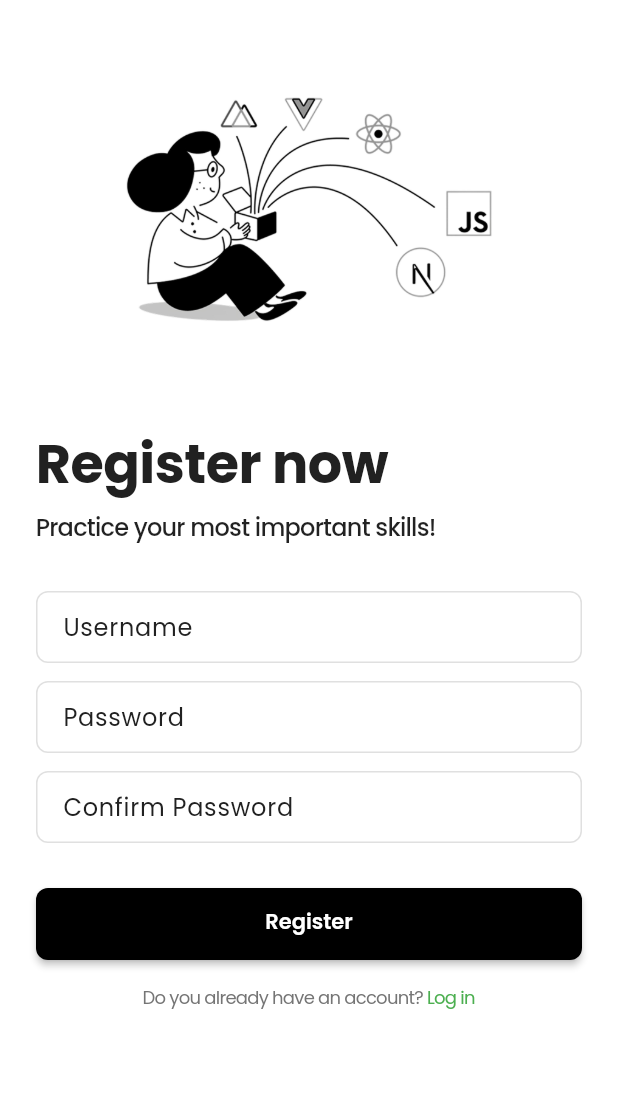
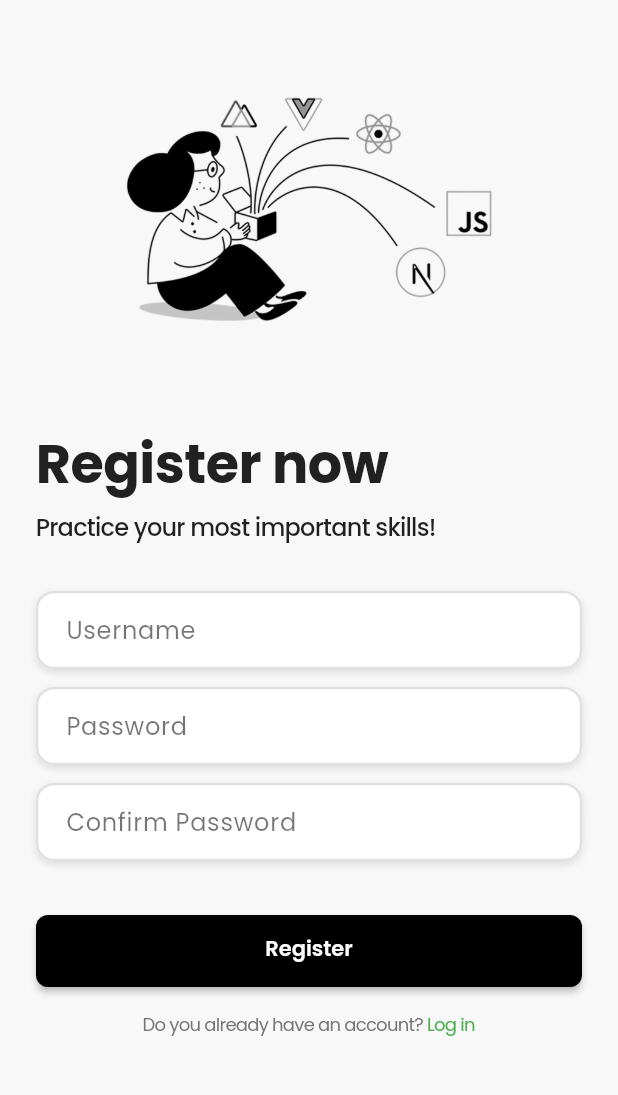
Before and after one commit to Villalobos14/apptechinng, a Flutter app: the RegisterScreen screen opened by its route, on a phone screen of 412 x 824 dp, the part 90-1185 px from its top. Run offline on Flutter 3.47's test engine with Material 3 defaults, Android fonts, the light colour scheme and no system bars; our stand-ins replace dio, go_router, google_fonts, liquid_swipe, lottie, smooth_page_indicator.

Commit message:
fix(auth): resolve ui issues

```diff
--- a/lib/features/auth/presentation/pages/register_screen.dart
+++ b/lib/features/auth/presentation/pages/register_screen.dart
@@ -10,9 +10,9 @@ class RegisterScreen extends StatelessWidget {
 
   @override
   Widget build(BuildContext context) {
-    return Material( // <- Asegura que hay Material context
+    return Material(
       child: Scaffold(
-        backgroundColor: Colors.white,
+        backgroundColor: Color(0xFFF8F8F8), // <- fondo más suave tipo Figma
         resizeToAvoidBottomInset: true,
         body: SafeArea(
           child: LayoutBuilder(
@@ -26,7 +26,6 @@ class RegisterScreen extends StatelessWidget {
                 ),
                 child: ConstrainedBox(
                   constraints: BoxConstraints(minHeight: constraints.maxHeight),
-                  child: IntrinsicHeight(
                   child: Column(
                     crossAxisAlignment: CrossAxisAlignment.stretch,
                     children: const [
@@ -42,7 +41,6 @@ class RegisterScreen extends StatelessWidget {
                     ],
                   ),
                 ),
-                ),
               );
             },
           ),
--- a/lib/features/auth/presentation/widgets/register/register_form.dart
+++ b/lib/features/auth/presentation/widgets/register/register_form.dart
@@ -9,23 +9,56 @@ class RegisterForm extends StatefulWidget {
 }
 
 class _RegisterFormState extends State<RegisterForm> {
+  final _usernameController = TextEditingController();
   final _passwordController = TextEditingController();
+  final _confirmController = TextEditingController();
+
   String _confirmPassword = '';
 
   bool get _match =>
-      _passwordController.text == _confirmPassword && _confirmPassword.isNotEmpty;
+      _passwordController.text == _confirmPassword &&
+      _confirmPassword.isNotEmpty;
 
-  Widget _input(String hint, {bool obscure = false, TextEditingController? controller, void Function(String)? onChanged}) {
-    return TextField(
+  Widget _styledInput(
+    String hint, {
+    bool obscure = false,
+    TextEditingController? controller,
+    void Function(String)? onChanged,
+  }) {
+    return Container(
+      margin: const EdgeInsets.only(bottom: 12),
+      decoration: BoxDecoration(
+        boxShadow: const [
+          BoxShadow(
+            color: Colors.black12,
+            blurRadius: 4,
+            offset: Offset(0, 2),
+          ),
+        ],
+        borderRadius: BorderRadius.circular(12),
+      ),
+      child: TextField(
         obscureText: obscure,
         controller: controller,
         onChanged: onChanged,
+        style: const TextStyle(color: Colors.black),
         decoration: InputDecoration(
           hintText: hint,
-        border: OutlineInputBorder(borderRadius: BorderRadius.circular(8)),
-        contentPadding: const EdgeInsets.symmetric(horizontal: 14, vertical: 12),
+          hintStyle: const TextStyle(color: Colors.black54),
           filled: true,
           fillColor: Colors.white,
+          contentPadding:
+              const EdgeInsets.symmetric(horizontal: 16, vertical: 14),
+          enabledBorder: OutlineInputBorder(
+            borderRadius: BorderRadius.circular(12),
+            borderSide:
+                const BorderSide(color: Color(0xFFE0E0E0), width: 1.5),
+          ),
+          focusedBorder: OutlineInputBorder(
+            borderRadius: BorderRadius.circular(12),
+            borderSide: const BorderSide(color: Colors.black, width: 1.5),
+          ),
+        ),
       ),
     );
   }
@@ -34,20 +67,24 @@ class _RegisterFormState extends State<RegisterForm> {
   Widget build(BuildContext context) {
     return Column(
       children: [
-        _input('Username'),
-        const SizedBox(height: 12),
-        _input('Password', obscure: true, controller: _passwordController),
-        const SizedBox(height: 12),
-        _input(
+        _styledInput('Username', controller: _usernameController),
+        _styledInput('Password',
+            obscure: true, controller: _passwordController),
+        _styledInput(
           'Confirm Password',
           obscure: true,
+          controller: _confirmController,
           onChanged: (val) => setState(() => _confirmPassword = val),
         ),
-        const SizedBox(height: 6),
         if (_confirmPassword.isNotEmpty)
-          Text(
-            _match ? 'Passwords must match' : 'Passwords do not match',
-            style: AppTextStyles.bodySmall.copyWith(color: _match ? Colors.green : Colors.red),
+          Padding(
+            padding: const EdgeInsets.only(top: 4),
+            child: Text(
+              _match ? 'Passwords match' : 'Passwords do not match',
+              style: AppTextStyles.bodySmall.copyWith(
+                color: _match ? Colors.green : Colors.red,
+              ),
+            ),
           ),
       ],
     );
```
Also changed, not shown: flutter_01.png (added). Lines whose indentation alone changed are shown as unchanged.
